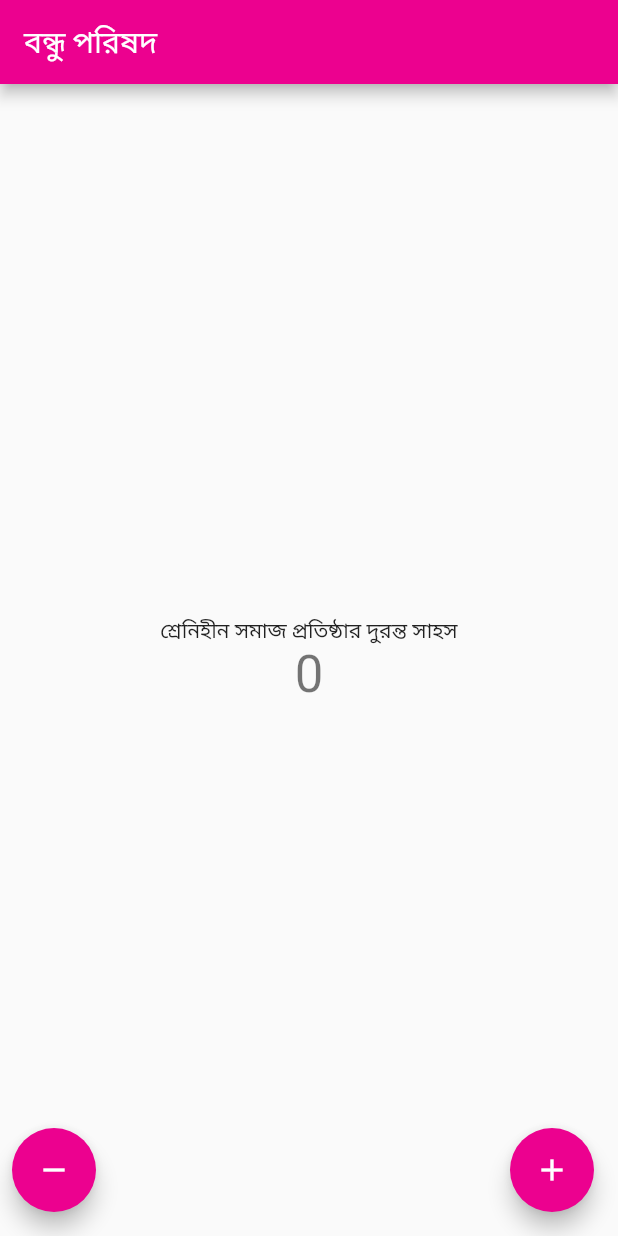
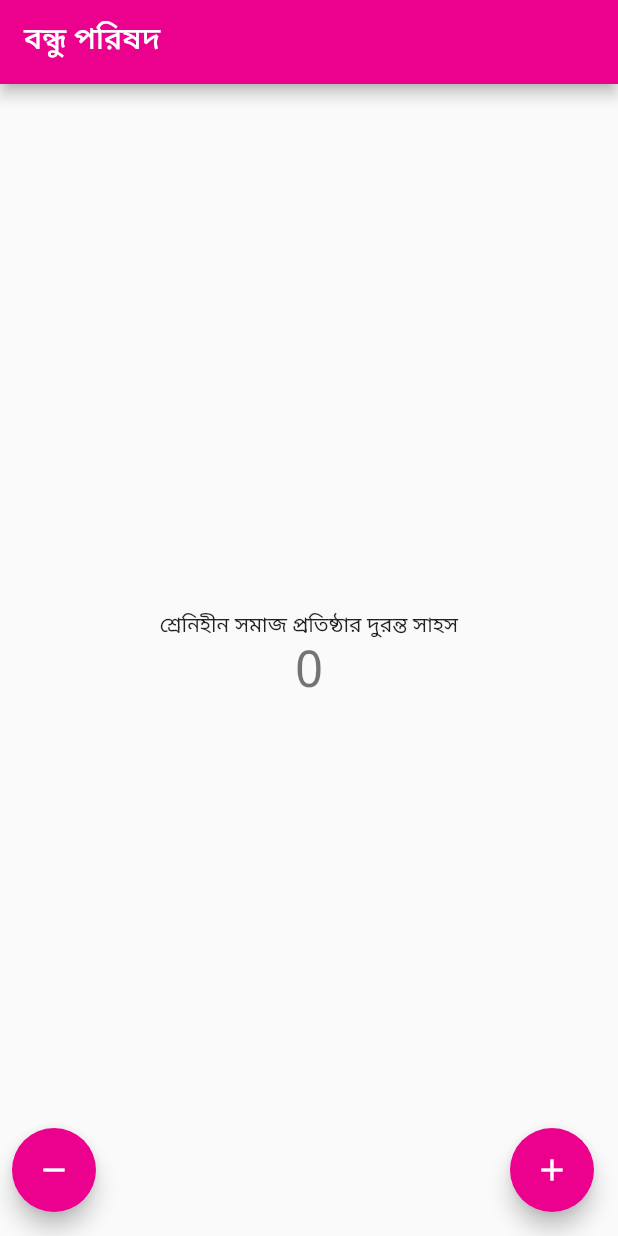
Before and after one commit to mnisiddique/friends_fraternity_app, a Flutter app: the screen it shows after launch, on a phone screen of 412 x 824 dp. Run offline on Flutter 3.47's test engine with Material 2 defaults, Android fonts, the phone set to English and light mode, and no system bars.

Commit message:
Adds font family to theme

```diff
--- a/lib/main.dart
+++ b/lib/main.dart
@@ -17,6 +17,7 @@ class FriendsFraternityApp extends StatelessWidget {
       onGenerateRoute: RouteConfig.generateRoute,
       theme: ThemeData(
         primarySwatch: ColorRes.primaryMaterialColor,
+        fontFamily: "NotoSansBengali",
       ),
     );
   }
```
